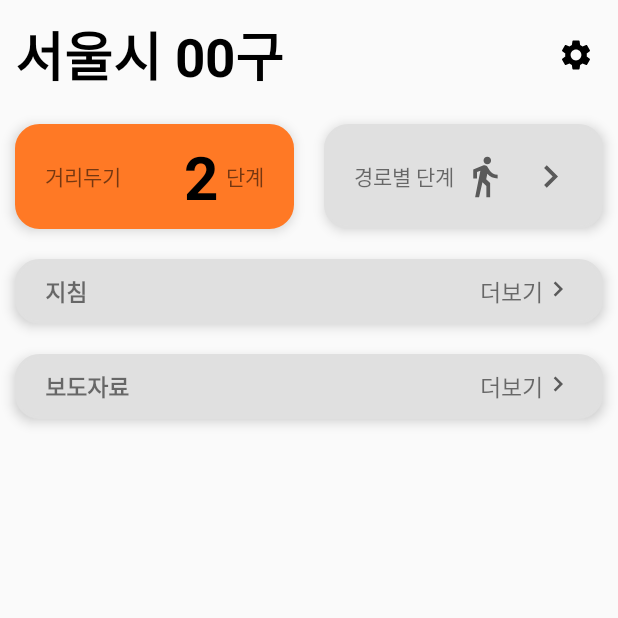
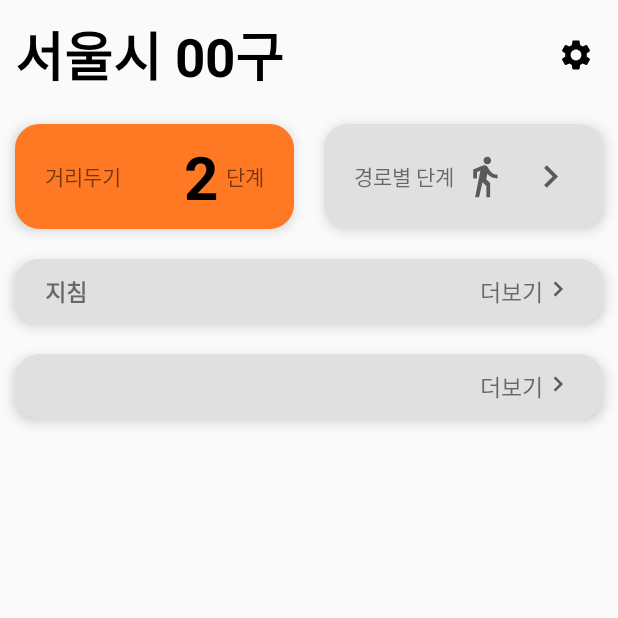
Before and after one commit to leeshble/CovidInfoApp, an Android app: the screen it shows after launch (MainActivity), on a phone screen of 412 x 824 dp, the top half of it. Run offline under Robolectric (Android 15) with nearby library versions, the light colour scheme and no system bars.

Commit message:
[FE] style : Card inflate 구현 #1

```diff
--- a/app/src/main/java/com/corona/coronaapp/MainActivity.java
+++ b/app/src/main/java/com/corona/coronaapp/MainActivity.java
@@ -1,8 +1,15 @@
 package com.corona.coronaapp;
 
 import androidx.appcompat.app.AppCompatActivity;
+import androidx.swiperefreshlayout.widget.SwipeRefreshLayout;
 
+import android.content.Context;
 import android.os.Bundle;
+import android.view.LayoutInflater;
+import android.view.View;
+import android.widget.LinearLayout;
+import android.widget.ScrollView;
+import android.widget.TextView;
 
 public class MainActivity extends AppCompatActivity {
 
@@ -10,5 +17,25 @@ public class MainActivity extends AppCompatActivity {
     protected void onCreate(Bundle savedInstanceState) {
         super.onCreate(savedInstanceState);
         setContentView(R.layout.activity_main);
+
+        SwipeRefreshLayout swipeRefreshLayout = (SwipeRefreshLayout)findViewById(R.id.swipe_refresh_layout);
+
+        LinearLayout cardListLayout = (LinearLayout)findViewById(R.id.card_list_layout);
+        LayoutInflater cardInflater = (LayoutInflater) getSystemService(Context.LAYOUT_INFLATER_SERVICE);
+
+        View pressCard = cardInflater.inflate(R.layout.big_card, cardListLayout, true);
+        View guideCard = cardInflater.inflate(R.layout.big_card, cardListLayout, true);
+
+        TextView itemTitleText1 = (TextView)pressCard.findViewById(R.id.item_title_text);
+        itemTitleText1.setText("보도자료");
+
+        TextView itemTitleText2 = (TextView)guideCard.findViewById(R.id.item_title_text);
+        itemTitleText2.setText("지침");
+        swipeRefreshLayout.setOnRefreshListener(new SwipeRefreshLayout.OnRefreshListener() {
+            @Override
+            public void onRefresh() {
+                swipeRefreshLayout.setRefreshing(false);
+            }
+        });
     }
 }
--- a/app/src/main/res/layout/activity_main.xml
+++ b/app/src/main/res/layout/activity_main.xml
@@ -39,6 +39,7 @@
     </androidx.constraintlayout.widget.ConstraintLayout>
 
     <androidx.swiperefreshlayout.widget.SwipeRefreshLayout
+        android:id="@+id/swipe_refresh_layout"
         android:layout_width="match_parent"
         android:layout_height="match_parent">
 
@@ -47,6 +48,7 @@
             android:layout_height="match_parent">
 
             <LinearLayout
+                android:id="@+id/card_list_layout"
                 android:layout_width="match_parent"
                 android:layout_height="match_parent"
                 android:orientation="vertical">
@@ -141,108 +143,6 @@
 
                 </LinearLayout>
 
-                <LinearLayout
-                    android:layout_width="match_parent"
-                    android:layout_height="wrap_content">
-
-                    <LinearLayout
-                        android:layout_width="match_parent"
-                        android:layout_height="wrap_content"
-                        android:orientation="vertical"
-                        android:layout_margin="10dp"
-                        android:paddingLeft="20dp"
-                        android:paddingRight="20dp"
-                        android:paddingTop="10dp"
-                        android:paddingBottom="10dp"
-                        android:elevation="5dp"
-                        android:background="@drawable/round_bg"
-                        android:backgroundTint="#E0E0E0">
-
-                        <LinearLayout
-                            android:layout_width="match_parent"
-                            android:layout_height="wrap_content"
-                            android:orientation="horizontal">
-
-                            <TextView
-                                android:layout_width="wrap_content"
-                                android:layout_height="wrap_content"
-                                android:text="지침"
-                                android:textSize="15sp"
-                                android:textStyle="bold"/>
-
-                            <LinearLayout
-                                android:layout_width="match_parent"
-                                android:layout_height="wrap_content"
-                                android:orientation="horizontal"
-                                android:gravity="right">
-
-                                <TextView
-                                    android:layout_width="wrap_content"
-                                    android:layout_height="wrap_content"
-                                    android:text="더보기"
-                                    android:textSize="15sp"/>
-
-                                <ImageView
-                                    android:layout_width="20dp"
-                                    android:layout_height="20dp"
-                                    android:src="@drawable/ic_baseline_chevron_right_24"/>
-
-                            </LinearLayout>
-
-                        </LinearLayout>
-
-                    </LinearLayout>
-
-                </LinearLayout>
-
-                <LinearLayout
-                    android:layout_width="match_parent"
-                    android:layout_height="wrap_content"
-                    android:orientation="vertical"
-                    android:layout_margin="10dp"
-                    android:paddingLeft="20dp"
-                    android:paddingRight="20dp"
-                    android:paddingTop="10dp"
-                    android:paddingBottom="10dp"
-                    android:elevation="5dp"
-                    android:background="@drawable/round_bg"
-                    android:backgroundTint="#E0E0E0">
-
-                    <LinearLayout
-                        android:layout_width="match_parent"
-                        android:layout_height="wrap_content"
-                        android:orientation="horizontal">
-
-                        <TextView
-                            android:layout_width="wrap_content"
-                            android:layout_height="wrap_content"
-                            android:text="보도자료"
-                            android:textSize="15sp"
-                            android:textStyle="bold"/>
-
-                        <LinearLayout
-                            android:layout_width="match_parent"
-                            android:layout_height="wrap_content"
-                            android:orientation="horizontal"
-                            android:gravity="right">
-
-                            <TextView
-                                android:layout_width="wrap_content"
-                                android:layout_height="wrap_content"
-                                android:text="더보기"
-                                android:textSize="15sp"/>
-
-                            <ImageView
-                                android:layout_width="20dp"
-                                android:layout_height="20dp"
-                                android:src="@drawable/ic_baseline_chevron_right_24"/>
-
-                        </LinearLayout>
-
-                    </LinearLayout>
-
-                </LinearLayout>
-
             </LinearLayout>
 
         </ScrollView>
```
